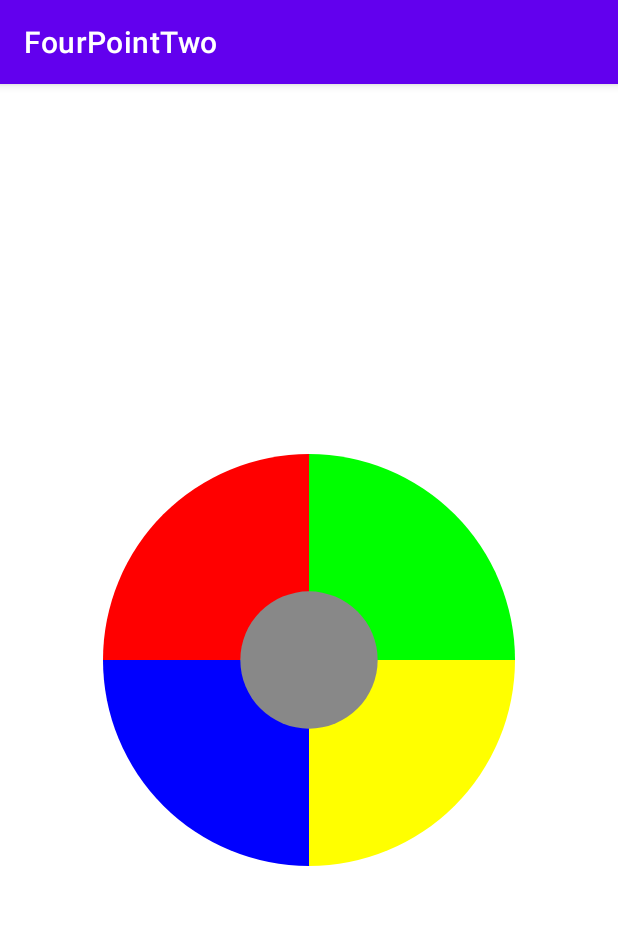
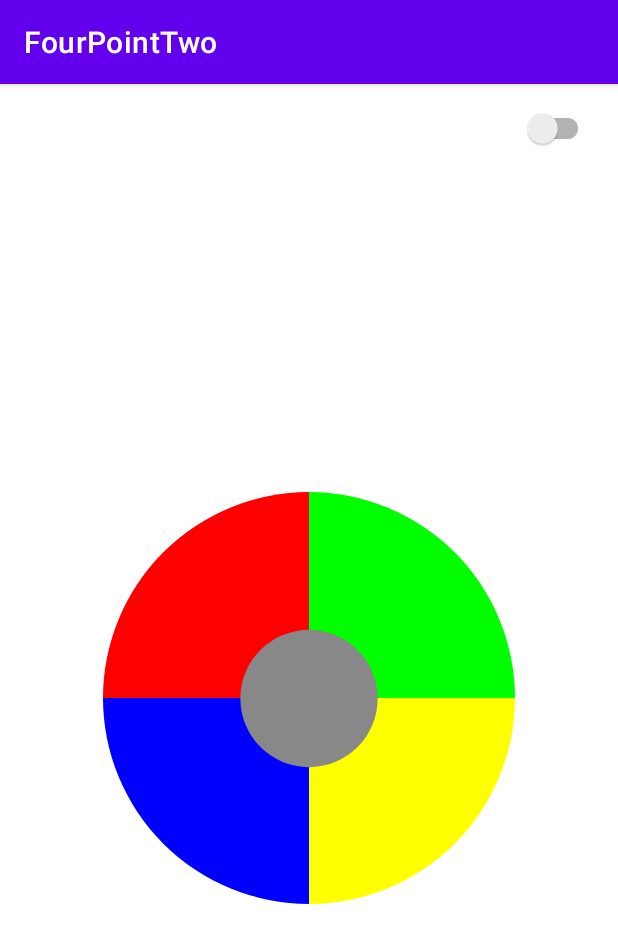
Before and after one commit to alekseyka2000/HomeWork, an Android app: the screen it shows after launch (MainActivity), on a phone screen of 412 x 824 dp. Shown: the top 943 px of the screen. Run offline under Robolectric (Android 15) with nearby library versions, the phone set to English and light mode, and no system bars.

Commit message:
finish HW 4.2

```diff
--- a/fourpointtwo/build.gradle
+++ b/fourpointtwo/build.gradle
@@ -1,6 +1,7 @@
 plugins {
     id 'com.android.application'
     id 'kotlin-android'
+    id 'kotlin-android-extensions'
 }
 
 android {
--- a/fourpointtwo/src/main/java/com/example/fourpointtwo/MainActivity.kt
+++ b/fourpointtwo/src/main/java/com/example/fourpointtwo/MainActivity.kt
@@ -2,10 +2,15 @@ package com.example.fourpointtwo
 
 import androidx.appcompat.app.AppCompatActivity
 import android.os.Bundle
+import kotlinx.android.synthetic.main.activity_main.*
 
 class MainActivity : AppCompatActivity() {
     override fun onCreate(savedInstanceState: Bundle?) {
         super.onCreate(savedInstanceState)
         setContentView(R.layout.activity_main)
+
+        switchColor.setOnCheckedChangeListener { _, _ ->
+             customView.setSnackbarColor()
+        }
     }
 }
--- a/fourpointtwo/src/main/res/layout/activity_main.xml
+++ b/fourpointtwo/src/main/res/layout/activity_main.xml
@@ -6,12 +6,21 @@
     android:layout_height="match_parent"
     tools:context=".MainActivity">
 
+    <androidx.appcompat.widget.SwitchCompat
+        android:id="@+id/switchColor"
+        android:layout_width="match_parent"
+        android:layout_height="wrap_content"
+        android:gravity="end"
+        android:padding="16dp"
+        app:layout_constraintTop_toTopOf="parent"/>
+
     <com.example.fourpointtwo.CustomViewForGame
+        android:id="@+id/customView"
         android:layout_width="match_parent"
-        android:layout_height="match_parent"
+        android:layout_height="0dp"
         app:layout_constraintBottom_toBottomOf="parent"
         app:layout_constraintLeft_toLeftOf="parent"
         app:layout_constraintRight_toRightOf="parent"
-        app:layout_constraintTop_toTopOf="parent" />
+        app:layout_constraintTop_toBottomOf="@+id/switchColor" />
 
 </androidx.constraintlayout.widget.ConstraintLayout>
```
Also changed, not shown: fourpointtwo/src/main/java/com/example/fourpointtwo/CustomViewForGame.kt (+8 -1 lines).
